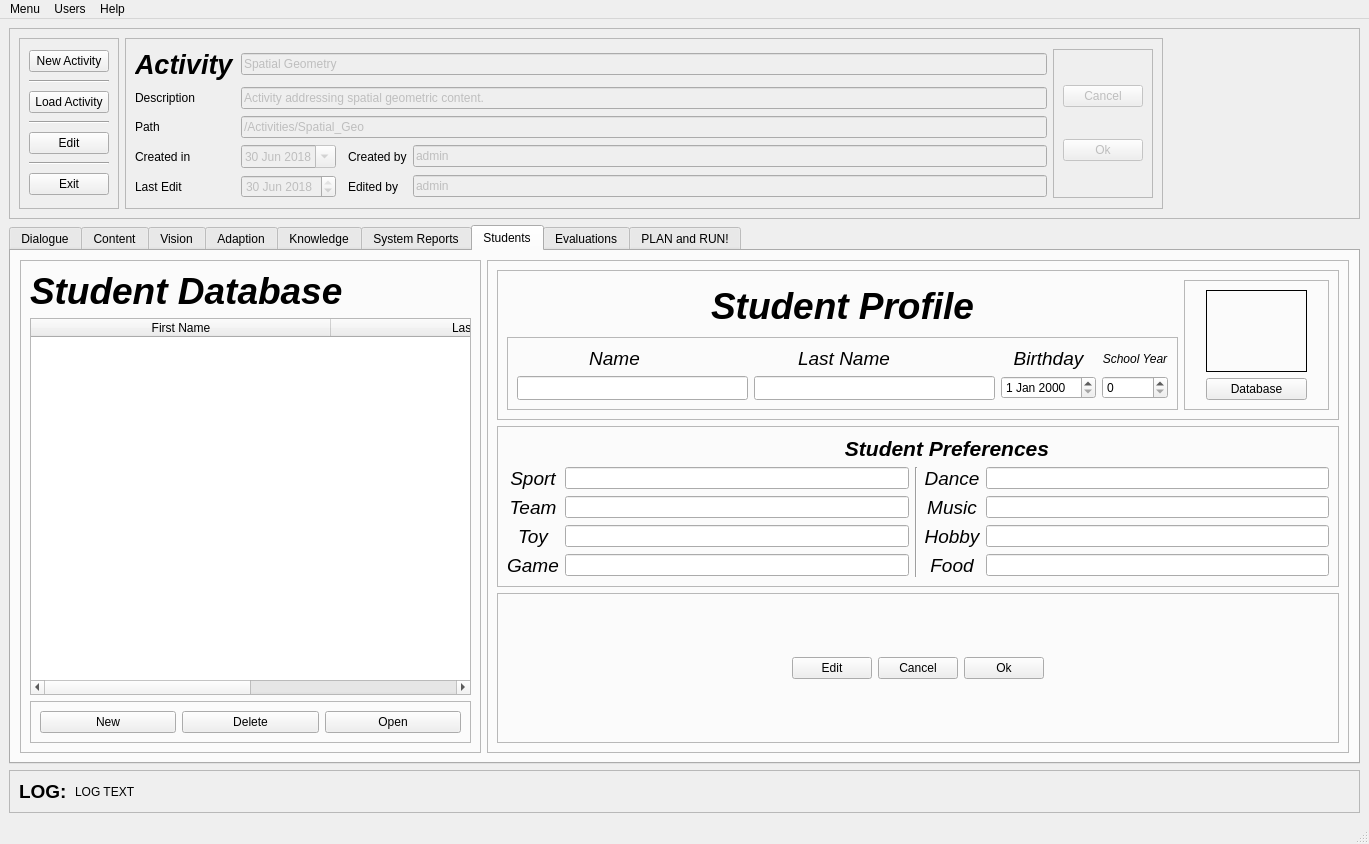
LAR-Educational/Architecture_v2_0, file Arch_2_1/GUI/activities_Manager.ui: the form before one commit.
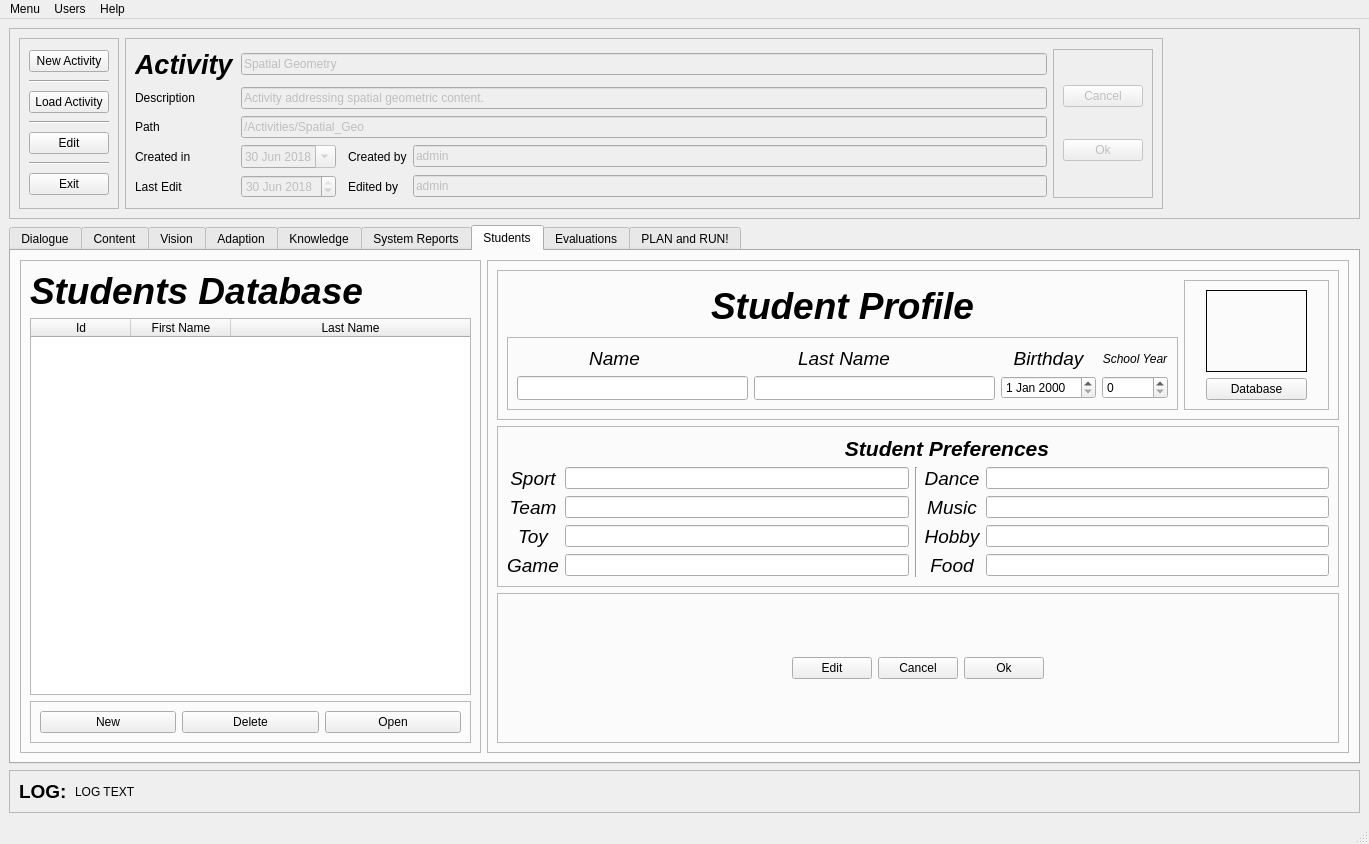
The form after the commit. The open tabs and pages were chosen to show the change. Icons and pictures are not drawn.

Diff of the .ui file:
```diff
--- a/Arch_2_1/GUI/activities_Manager.ui
+++ b/Arch_2_1/GUI/activities_Manager.ui
@@ -3511,7 +3511,7 @@
               </font>
              </property>
              <property name="text">
-              <string>Student Database</string>
+              <string>Students Database</string>
              </property>
             </widget>
            </item>
@@ -3524,7 +3524,7 @@
               </size>
              </property>
              <attribute name="horizontalHeaderMinimumSectionSize">
-              <number>300</number>
+              <number>100</number>
              </attribute>
              <attribute name="horizontalHeaderShowSortIndicator" stdset="0">
               <bool>true</bool>
@@ -3532,6 +3532,17 @@
              <attribute name="horizontalHeaderStretchLastSection">
               <bool>true</bool>
              </attribute>
+             <attribute name="verticalHeaderVisible">
+              <bool>false</bool>
+             </attribute>
+             <attribute name="verticalHeaderHighlightSections">
+              <bool>false</bool>
+             </attribute>
+             <column>
+              <property name="text">
+               <string>Id</string>
+              </property>
+             </column>
              <column>
               <property name="text">
                <string>First Name</string>
```
Left out of the diff: 32 changed lines with no effect on the pictures.
